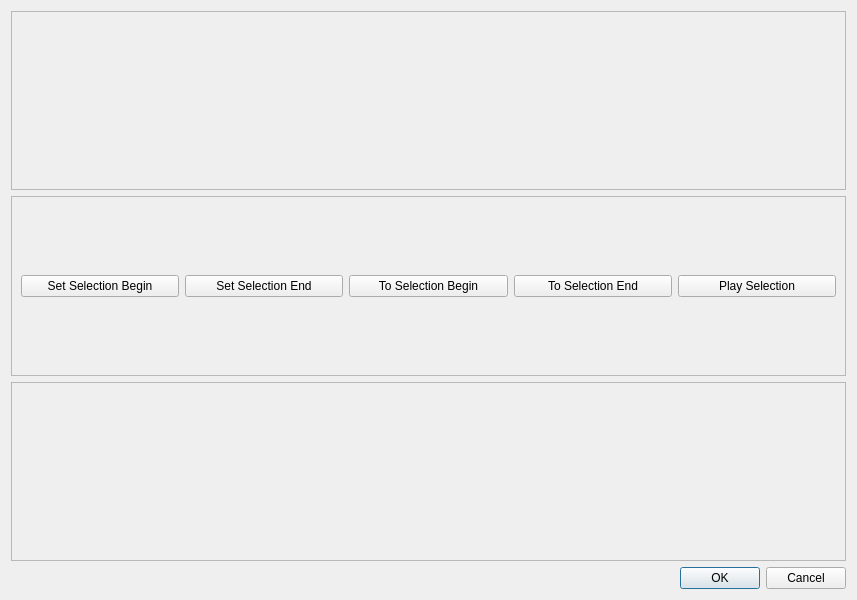
qwinff/qwinff, file src/ui/interactivecuttingdialog.ui: the form before one commit.
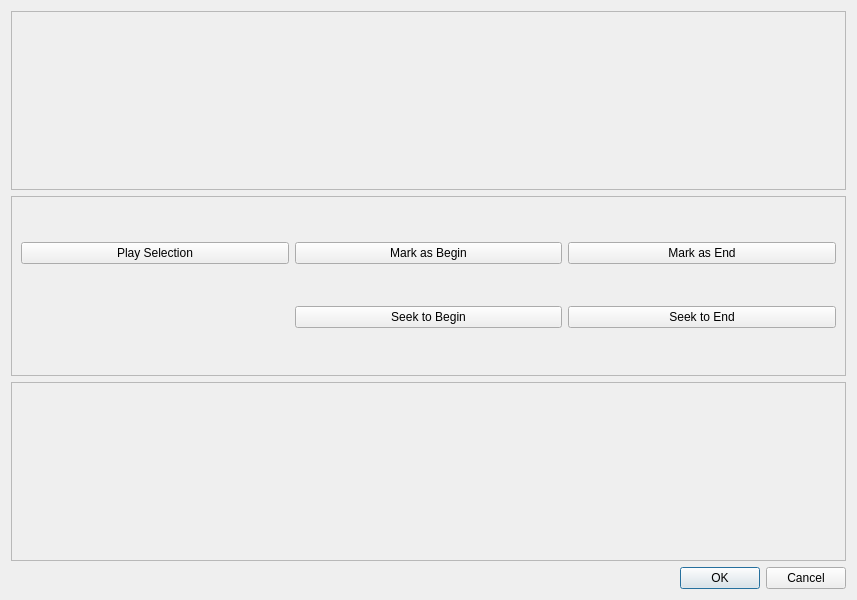
The form after the commit.

Commit message: InteractiveCuttingDialog: rearrange widget positions.

```diff
--- a/src/ui/interactivecuttingdialog.ui
+++ b/src/ui/interactivecuttingdialog.ui
@@ -39,36 +39,36 @@
      </property>
      <layout class="QHBoxLayout" name="horizontalLayout_3">
       <item>
-       <layout class="QHBoxLayout" name="horizontalLayout_2">
-        <item>
-         <widget class="QPushButton" name="btnAsBegin">
-          <property name="text">
-           <string>Set Selection Begin</string>
-          </property>
-         </widget>
-        </item>
-        <item>
+       <layout class="QGridLayout" name="gridLayout">
+        <item row="0" column="2">
          <widget class="QPushButton" name="btnAsEnd">
           <property name="text">
-           <string>Set Selection End</string>
+           <string>Mark as End</string>
           </property>
          </widget>
         </item>
-        <item>
+        <item row="0" column="1">
+         <widget class="QPushButton" name="btnAsBegin">
+          <property name="text">
+           <string>Mark as Begin</string>
+          </property>
+         </widget>
+        </item>
+        <item row="1" column="1">
          <widget class="QPushButton" name="btnToBegin">
           <property name="text">
-           <string>To Selection Begin</string>
+           <string>Seek to Begin</string>
           </property>
          </widget>
         </item>
-        <item>
+        <item row="1" column="2">
          <widget class="QPushButton" name="btnToEnd">
           <property name="text">
-           <string>To Selection End</string>
+           <string>Seek to End</string>
           </property>
          </widget>
         </item>
-        <item>
+        <item row="0" column="0">
          <widget class="QPushButton" name="btnPlaySelection">
           <property name="text">
            <string>Play Selection</string>
```
Left out of the diff: 8 changed lines with no effect on the pictures.
